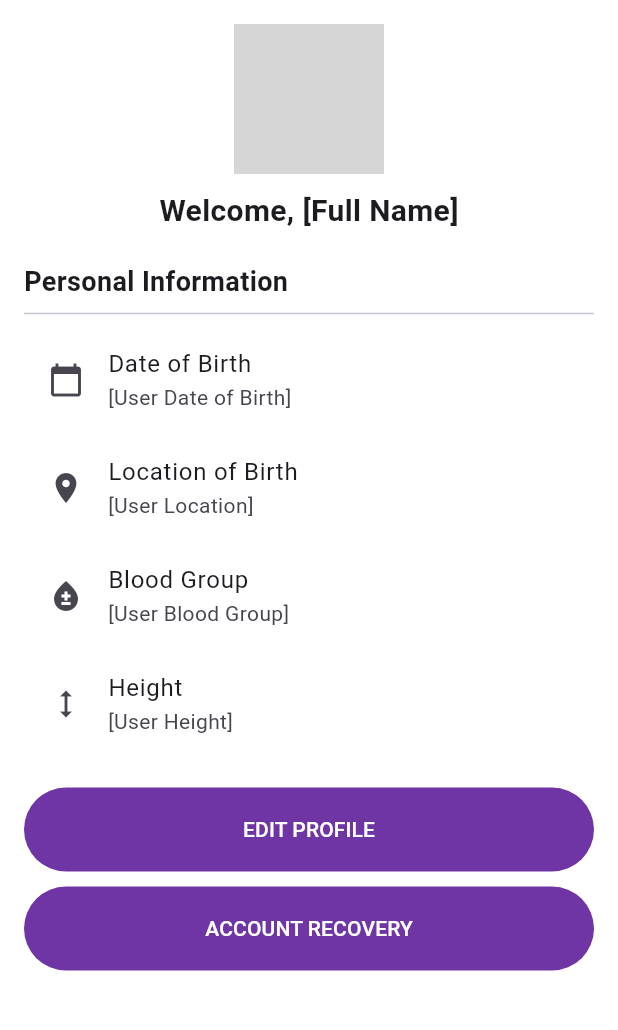
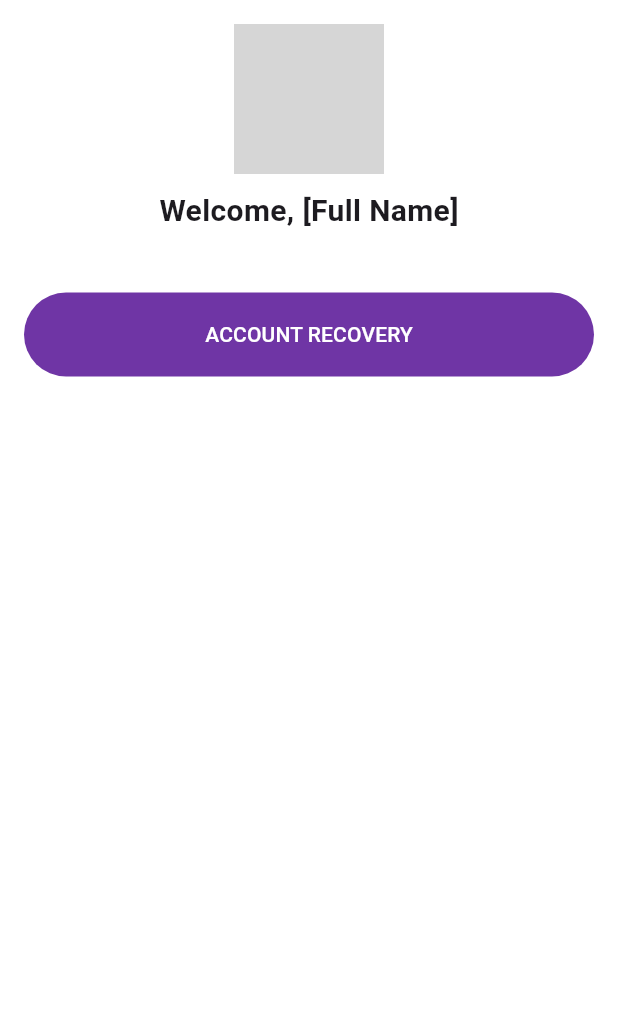
Before and after one commit to LuwinWickramasinghe/Biomark, a Flutter app: the MenuScreen screen opened directly, on a phone screen of 412 x 824 dp, the part 84-1114 px from its top. Run offline on Flutter 3.47's test engine with Material 3 defaults, Android fonts, the phone set to English and light mode, and no system bars; our stand-ins replace firebase_core, flutter_svg; accounts and stored records are empty; grey boxes are pictures that could not be loaded.

```diff
--- a/lib/Screens/Menu/menu_screen.dart
+++ b/lib/Screens/Menu/menu_screen.dart
@@ -1,12 +1,17 @@
 import 'package:flutter/material.dart';
-
 import '../EditProfile/edit_profile.dart';
 import '../AccountRecovery/account_recovery.dart';
 
+class MenuScreen extends StatefulWidget {
+  const MenuScreen({super.key});
 
+  @override
+  _MenuScreenState createState() => _MenuScreenState();
+}
 
-class MenuScreen extends StatelessWidget {
-  const MenuScreen({super.key});
+class _MenuScreenState extends State<MenuScreen> {
+  bool isSubscribed = false;
+
 
   @override
   Widget build(BuildContext context) {
@@ -33,7 +38,8 @@ class MenuScreen extends StatelessWidget {
                 children: [
                   CircleAvatar(
                     radius: 50,
-                    backgroundImage: AssetImage('assets/user_avatar.png'), // Placeholder avatar
+                    backgroundImage:
+                        AssetImage('assets/user_avatar.png'), // Placeholder avatar
                   ),
                   SizedBox(height: 10),
                   Text(
@@ -48,33 +54,39 @@ class MenuScreen extends StatelessWidget {
             ),
             const SizedBox(height: 20),
 
-            // Personal Info Section
-            const Text(
+            // Display personal information only if subscribed
+            if (isSubscribed)
+              const Column(
+                crossAxisAlignment: CrossAxisAlignment.start,
+                children: [
+                  Text(
                     'Personal Information',
                     style: TextStyle(fontSize: 18, fontWeight: FontWeight.bold),
                   ),
-            const Divider(),
-            const ListTile(
+                  Divider(),
+                  ListTile(
                     leading: Icon(Icons.calendar_today),
                     title: Text('Date of Birth'),
                     subtitle: Text('[User Date of Birth]'),
                   ),
-            const ListTile(
+                  ListTile(
                     leading: Icon(Icons.location_on),
                     title: Text('Location of Birth'),
                     subtitle: Text('[User Location]'),
                   ),
-            const ListTile(
+                  ListTile(
                     leading: Icon(Icons.bloodtype),
                     title: Text('Blood Group'),
                     subtitle: Text('[User Blood Group]'),
                   ),
-            const ListTile(
+                  ListTile(
                     leading: Icon(Icons.height),
                     title: Text('Height'),
                     subtitle: Text('[User Height]'),
                   ),
                   // Add more fields as necessary...
+                ],
+              ),
 
             const SizedBox(height: 20),
 
@@ -84,7 +96,19 @@ class MenuScreen extends StatelessWidget {
                 children: [
                   ElevatedButton(
                       onPressed: () {
-              // Navigate to SignUpQuestionScreen when "Sign Up" is pressed
+                        Navigator.push(
+                          context,
+                          MaterialPageRoute(
+                            builder: (context) => const AccountRecoveryScreen(),
+                          ),
+                        );
+                      },
+                      child: Text("Account Recovery".toUpperCase()),
+                    ),
+                  const SizedBox(height: 10),
+                  if (isSubscribed)
+                    ElevatedButton(
+                      onPressed: () {
                         Navigator.push(
                           context,
                           MaterialPageRoute(
@@ -93,19 +117,6 @@ class MenuScreen extends StatelessWidget {
                         );
                       },
                       child: Text("Edit Profile".toUpperCase()),
-          ),
-                  const SizedBox(height: 10),
-                  ElevatedButton(
-            onPressed: () {
-              // Navigate to SignUpQuestionScreen when "Sign Up" is pressed
-              Navigator.push(
-                context,
-                MaterialPageRoute(
-                  builder: (context) => const AccountRecoveryScreen(),
-                ),
-              );
-            },
-            child: Text("Account Recovery".toUpperCase()),
                     ),
                 ],
               ),
```
Lines whose indentation alone changed are shown as unchanged.
